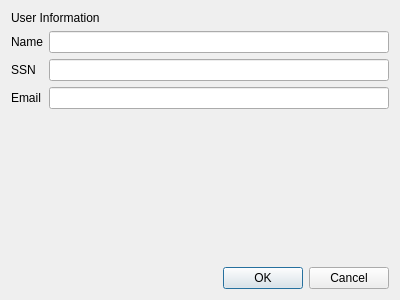
First picture: the form in CCMan/user_dlg.ui, repository jykim74/CCMan, before the edit.
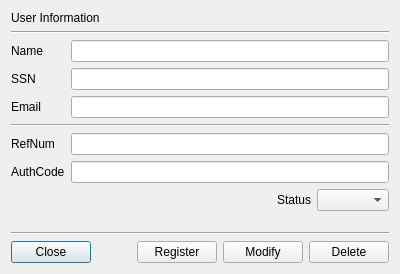
Second picture: the form after the edit.

Diff of the .ui file:
```diff
--- a/CCMan/user_dlg.ui
+++ b/CCMan/user_dlg.ui
@@ -7,54 +7,123 @@
     <x>0</x>
     <y>0</y>
     <width>400</width>
-    <height>300</height>
+    <height>274</height>
    </rect>
   </property>
   <property name="windowTitle">
    <string>Register user dialog</string>
   </property>
   <layout class="QGridLayout" name="gridLayout">
-   <item row="1" column="0">
-    <widget class="QLabel" name="label_2">
-     <property name="text">
-      <string>Name</string>
-     </property>
-    </widget>
+   <item row="6" column="1">
+    <widget class="QLineEdit" name="mRefNumText"/>
    </item>
-   <item row="5" column="1">
-    <widget class="QDialogButtonBox" name="buttonBox">
+   <item row="1" column="0" colspan="2">
+    <widget class="Line" name="line_2">
      <property name="orientation">
       <enum>Qt::Horizontal</enum>
      </property>
-     <property name="standardButtons">
-      <set>QDialogButtonBox::Cancel|QDialogButtonBox::Ok</set>
+    </widget>
+   </item>
+   <item row="7" column="0">
+    <widget class="QLabel" name="mAuthCodeLabel">
+     <property name="text">
+      <string>AuthCode</string>
      </property>
     </widget>
    </item>
-   <item row="3" column="0">
+   <item row="7" column="1">
+    <widget class="QLineEdit" name="mAuthCodeText"/>
+   </item>
+   <item row="0" column="0" colspan="2">
+    <widget class="QLabel" name="label">
+     <property name="text">
+      <string>User Information</string>
+     </property>
+    </widget>
+   </item>
+   <item row="6" column="0">
+    <widget class="QLabel" name="mRefNumLabel">
+     <property name="text">
+      <string>RefNum</string>
+     </property>
+    </widget>
+   </item>
+   <item row="4" column="0">
     <widget class="QLabel" name="label_4">
      <property name="text">
       <string>Email</string>
      </property>
     </widget>
    </item>
-   <item row="1" column="1">
-    <widget class="QLineEdit" name="mNameText"/>
+   <item row="4" column="1">
+    <widget class="QLineEdit" name="mEmailText"/>
+   </item>
+   <item row="11" column="0" colspan="2">
+    <layout class="QGridLayout" name="gridLayout_2">
+     <item row="0" column="0">
+      <widget class="QPushButton" name="mCloseBtn">
+       <property name="text">
+        <string>Close</string>
+       </property>
+      </widget>
+     </item>
+     <item row="0" column="4">
+      <widget class="QPushButton" name="mDeleteBtn">
+       <property name="text">
+        <string>Delete</string>
+       </property>
+      </widget>
+     </item>
+     <item row="0" column="2">
+      <widget class="QPushButton" name="mRegisterBtn">
+       <property name="text">
+        <string>Register</string>
+       </property>
+      </widget>
+     </item>
+     <item row="0" column="3">
+      <widget class="QPushButton" name="mModifyBtn">
+       <property name="text">
+        <string>Modify</string>
+       </property>
+      </widget>
+     </item>
+     <item row="0" column="1">
+      <spacer name="horizontalSpacer">
+       <property name="orientation">
+        <enum>Qt::Horizontal</enum>
+       </property>
+       <property name="sizeHint" stdset="0">
+        <size>
+         <width>40</width>
+         <height>20</height>
+        </size>
+       </property>
+      </spacer>
+     </item>
+    </layout>
    </item>
    <item row="2" column="1">
-    <widget class="QLineEdit" name="mSSNText"/>
-   </item>
-   <item row="2" column="0">
-    <widget class="QLabel" name="label_3">
-     <property name="text">
-      <string>SSN</string>
-     </property>
-    </widget>
+    <widget class="QLineEdit" name="mNameText"/>
    </item>
    <item row="3" column="1">
-    <widget class="QLineEdit" name="mEmailText"/>
+    <widget class="QLineEdit" name="mSSNText"/>
    </item>
-   <item row="4" column="1">
+   <item row="10" column="0" colspan="2">
+    <widget class="Line" name="line">
+     <property name="orientation">
+      <enum>Qt::Horizontal</enum>
+     </property>
+    </widget>
+   </item>
+   <item row="5" column="0" colspan="2">
+    <widget class="Line" name="line_3">
+     <property name="orientation">
+      <enum>Qt::Horizontal</enum>
+     </property>
+    </widget>
+   </item>
+   <item row="9" column="1">
     <spacer name="verticalSpacer">
      <property name="orientation">
       <enum>Qt::Vertical</enum>
@@ -67,13 +136,50 @@
      </property>
     </spacer>
    </item>
-   <item row="0" column="0" colspan="2">
-    <widget class="QLabel" name="label">
+   <item row="2" column="0">
+    <widget class="QLabel" name="label_2">
      <property name="text">
-      <string>User Information</string>
+      <string>Name</string>
      </property>
     </widget>
    </item>
+   <item row="3" column="0">
+    <widget class="QLabel" name="label_3">
+     <property name="text">
+      <string>SSN</string>
+     </property>
+    </widget>
+   </item>
+   <item row="8" column="0" colspan="2">
+    <layout class="QGridLayout" name="gridLayout_3">
+     <property name="topMargin">
+      <number>0</number>
+     </property>
+     <item row="0" column="2">
+      <widget class="QComboBox" name="mStatusCombo"/>
+     </item>
+     <item row="0" column="1">
+      <widget class="QLabel" name="mStatusLabel">
+       <property name="text">
+        <string>Status</string>
+       </property>
+      </widget>
+     </item>
+     <item row="0" column="0">
+      <spacer name="horizontalSpacer_2">
+       <property name="orientation">
+        <enum>Qt::Horizontal</enum>
+       </property>
+       <property name="sizeHint" stdset="0">
+        <size>
+         <width>40</width>
+         <height>20</height>
+        </size>
+       </property>
+      </spacer>
+     </item>
+    </layout>
+   </item>
   </layout>
  </widget>
  <resources/>
```
Left out of the diff: 35 changed lines with no effect on the pictures.
